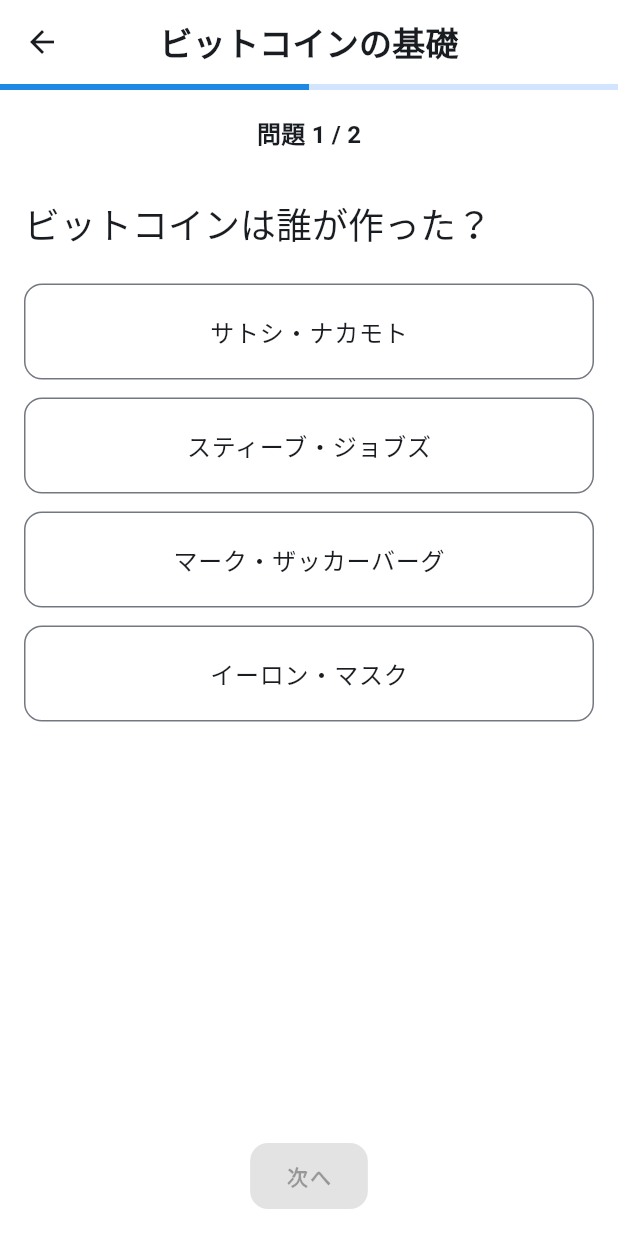
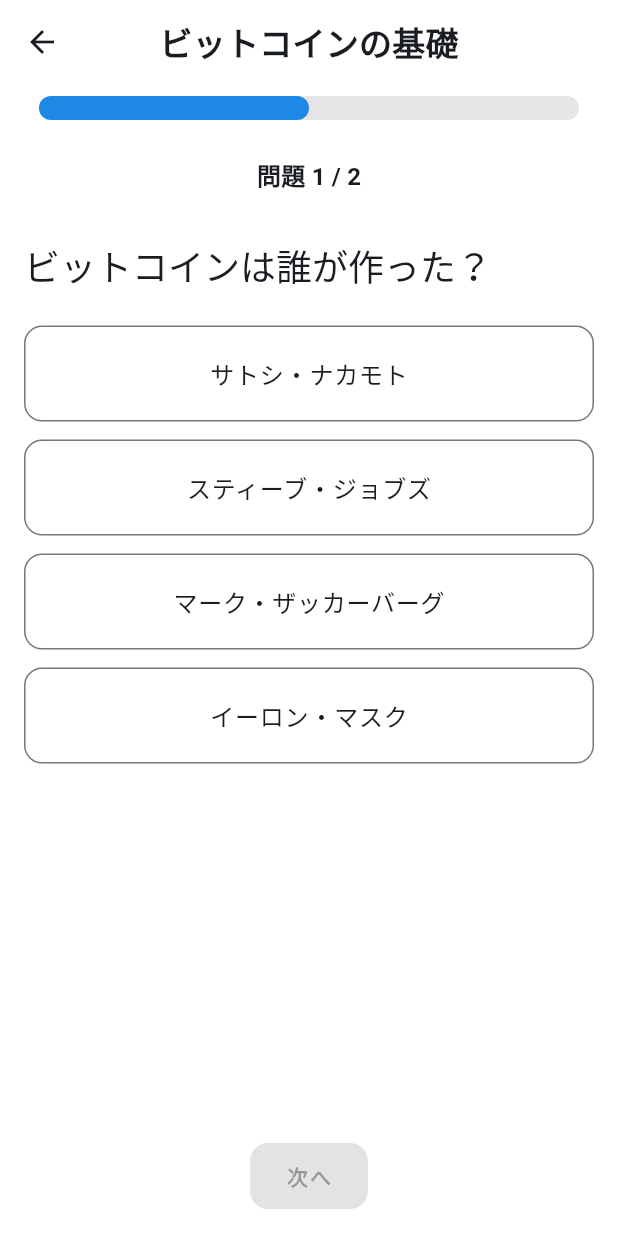
Before and after one commit to Yuichiro-jbi/yap_mvp, a Flutter app: the screen it shows after launch, after a tap on "ビットコインの基礎", on a phone screen of 412 x 824 dp. Run offline on Flutter 3.47's test engine with Material 3 defaults, Android fonts, the phone set to English and light mode, and no system bars; our stand-ins replace flutter_riverpod, freezed_annotation, go_router, riverpod_annotation; generated files the repository leaves out were written again.

Commit message:
feat: UIの改善
- レッスン画面のプログレスバーをカスタムデザインに変更
- ボトムナビゲーションバーをアイコンのみのシンプルなデザインに変更

```diff
--- a/lib/presentation/common/widgets/main_scaffold.dart
+++ b/lib/presentation/common/widgets/main_scaffold.dart
@@ -14,21 +14,62 @@ class MainScaffold extends StatelessWidget {
   Widget build(BuildContext context) {
     return Scaffold(
       body: child,
-      bottomNavigationBar: NavigationBar(
-        selectedIndex: _calculateSelectedIndex(context),
-        onDestinationSelected: (index) => _onItemTapped(index, context),
-        destinations: const [
-          NavigationDestination(
-            icon: Icon(Icons.home_outlined),
-            selectedIcon: Icon(Icons.home),
-            label: 'Home',
-          ),
-          NavigationDestination(
-            icon: Icon(Icons.person_outline),
-            selectedIcon: Icon(Icons.person),
-            label: 'Profile',
-          ),
-        ],
+      bottomNavigationBar: Container(
+        height: 60,
+        decoration: BoxDecoration(
+          color: Theme.of(context).colorScheme.surface,
+          boxShadow: [
+            BoxShadow(
+              color: Colors.black.withOpacity(0.1),
+              blurRadius: 10,
+              offset: const Offset(0, -5),
+            ),
+          ],
+        ),
+        child: Row(
+          mainAxisAlignment: MainAxisAlignment.spaceEvenly,
+          children: [
+            _buildNavItem(
+              context,
+              index: 0,
+              isSelected: _calculateSelectedIndex(context) == 0,
+              icon: Icons.home_outlined,
+              selectedIcon: Icons.home,
+            ),
+            _buildNavItem(
+              context,
+              index: 1,
+              isSelected: _calculateSelectedIndex(context) == 1,
+              icon: Icons.person_outline,
+              selectedIcon: Icons.person,
+            ),
+          ],
+        ),
+      ),
+    );
+  }
+
+  Widget _buildNavItem(
+    BuildContext context, {
+    required int index,
+    required bool isSelected,
+    required IconData icon,
+    required IconData selectedIcon,
+  }) {
+    final color = isSelected
+        ? Theme.of(context).colorScheme.primary
+        : Theme.of(context).colorScheme.onSurface.withOpacity(0.6);
+
+    return InkWell(
+      onTap: () => _onItemTapped(index, context),
+      child: Container(
+        width: 60,
+        padding: const EdgeInsets.symmetric(vertical: 8),
+        child: Icon(
+          isSelected ? selectedIcon : icon,
+          color: color,
+          size: 32,
+        ),
       ),
     );
   }
--- a/lib/presentation/lesson/lesson_screen.dart
+++ b/lib/presentation/lesson/lesson_screen.dart
@@ -30,11 +30,27 @@ class LessonScreen extends StatelessWidget {
           return Column(
             children: [
               // プログレスバー
-              LinearProgressIndicator(
-                value: (lessonState.currentQuestionIndex + 1) / lesson.questions.length,
-                backgroundColor: Theme.of(context).colorScheme.primaryContainer,
-                valueColor: AlwaysStoppedAnimation<Color>(
-                  Theme.of(context).colorScheme.primary,
+              Padding(
+                padding: const EdgeInsets.symmetric(horizontal: 16.0, vertical: 8.0),
+                child: Stack(
+                  children: [
+                    Container(
+                      width: 360,
+                      height: 16,
+                      decoration: BoxDecoration(
+                        borderRadius: BorderRadius.circular(8),
+                        color: const Color(0xFFE5E5E5),
+                      ),
+                    ),
+                    Container(
+                      width: 360 * ((lessonState.currentQuestionIndex + 1) / lesson.questions.length),
+                      height: 16,
+                      decoration: BoxDecoration(
+                        borderRadius: BorderRadius.circular(8),
+                        color: Theme.of(context).colorScheme.primary,
+                      ),
+                    ),
+                  ],
                 ),
               ),
               // 問題番号表示
```
